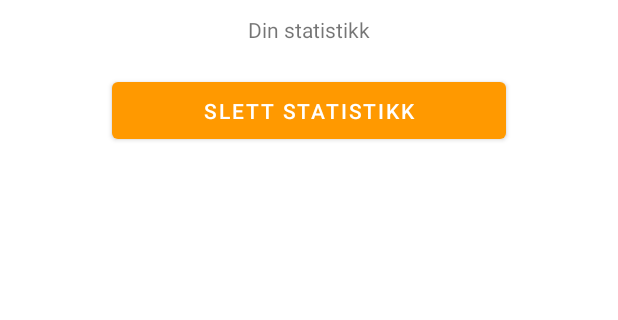
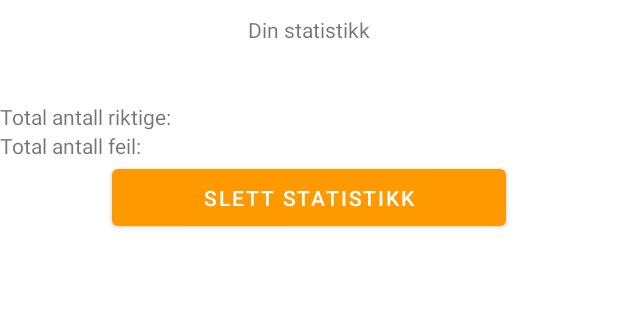
Before and after one commit to oyvind0402/Learning-Maths-App-Android, an Android app: the StatisticsActivity screen opened directly, with no data from a screen before it, on a phone screen of 412 x 824 dp, the part 101-421 px from its top. Run offline under Robolectric (Android 15) with nearby library versions, the light colour scheme and no system bars.

Commit message:
getting close

```diff
--- a/app/src/main/java/com/example/mappe1apputvikling_s188886_s344105/StatisticsActivity.java
+++ b/app/src/main/java/com/example/mappe1apputvikling_s188886_s344105/StatisticsActivity.java
@@ -1,13 +1,31 @@
 package com.example.mappe1apputvikling_s188886_s344105;
 
+import android.annotation.SuppressLint;
+import android.content.SharedPreferences;
 import android.os.Bundle;
+import android.widget.TextView;
 
 import androidx.appcompat.app.AppCompatActivity;
+import androidx.fragment.app.DialogFragment;
 
 public class StatisticsActivity extends AppCompatActivity {
+    @SuppressLint("SetTextI18n")
     @Override
     protected void onCreate(Bundle savedInstanceState) {
         super.onCreate(savedInstanceState);
         setContentView(R.layout.statistikk);
+
+        TextView antallSpill = findViewById(R.id.antallSpill);
+        TextView antallRiktige = findViewById(R.id.riktigeSvarStatistikk);
+        TextView antallFeil = findViewById(R.id.feilSvarStatistikk);
+
+        SharedPreferences setPrefs = getApplicationContext().getSharedPreferences("com.example.mappe1apputvikling_s188886_s344105", MODE_PRIVATE);
+        //@SuppressLint("CommitPrefEdits") SharedPreferences.Editor editor = setPrefs.edit();
+
+        String totalRiktigeString = setPrefs.getString("riktigeSvar", "");
+        String totalFeilString = setPrefs.getString("feilSvar", "");
+
+        antallRiktige.setText("Total antall riktige: " + totalRiktigeString);
+        antallFeil.setText("Total antall feil: " + totalFeilString);
     }
 }
--- a/app/src/main/res/layout/statistikk.xml
+++ b/app/src/main/res/layout/statistikk.xml
@@ -53,6 +53,21 @@
         android:layout_width="match_parent"
         android:layout_height="wrap_content" />
 
+    <TextView
+        android:id="@+id/antallSpill"
+        android:layout_width="match_parent"
+        android:layout_height="wrap_content" />
+
+    <TextView
+        android:id="@+id/riktigeSvarStatistikk"
+        android:layout_width="match_parent"
+        android:layout_height="wrap_content" />
+
+    <TextView
+        android:id="@+id/feilSvarStatistikk"
+        android:layout_width="match_parent"
+        android:layout_height="wrap_content" />
+
     <Button
         android:id="@+id/slett_statistikk"
         android:layout_width="match_parent"
```
Also changed, not shown: app/src/main/java/com/example/mappe1apputvikling_s188886_s344105/GameActivity.java (+35 -11 lines).
